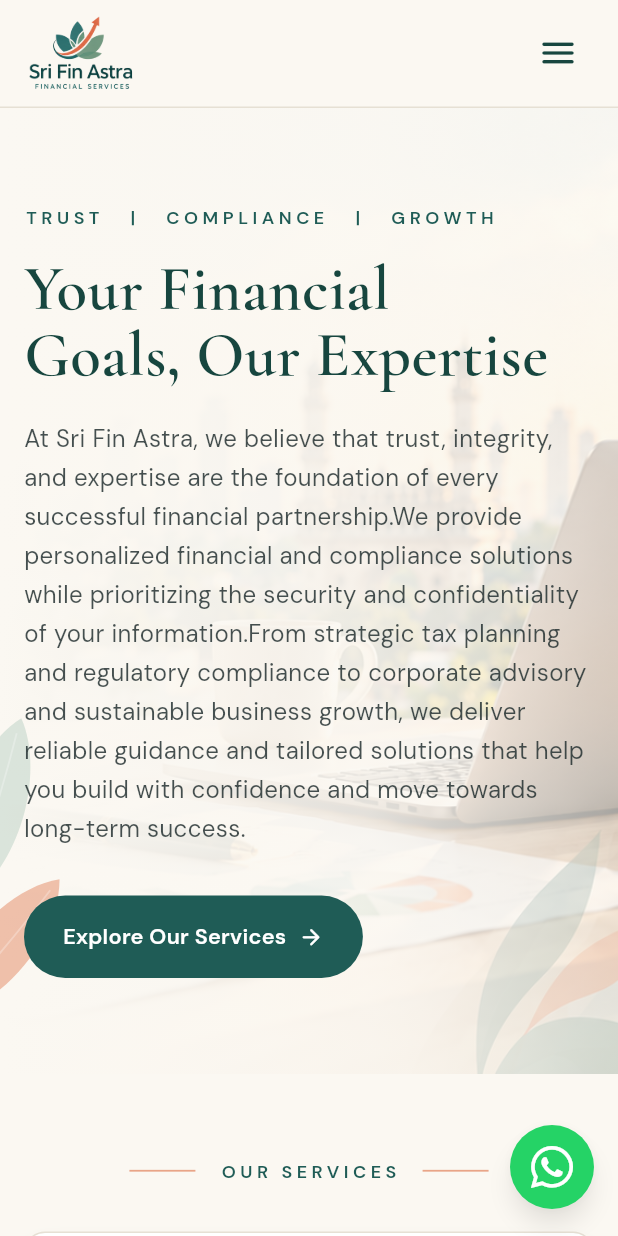
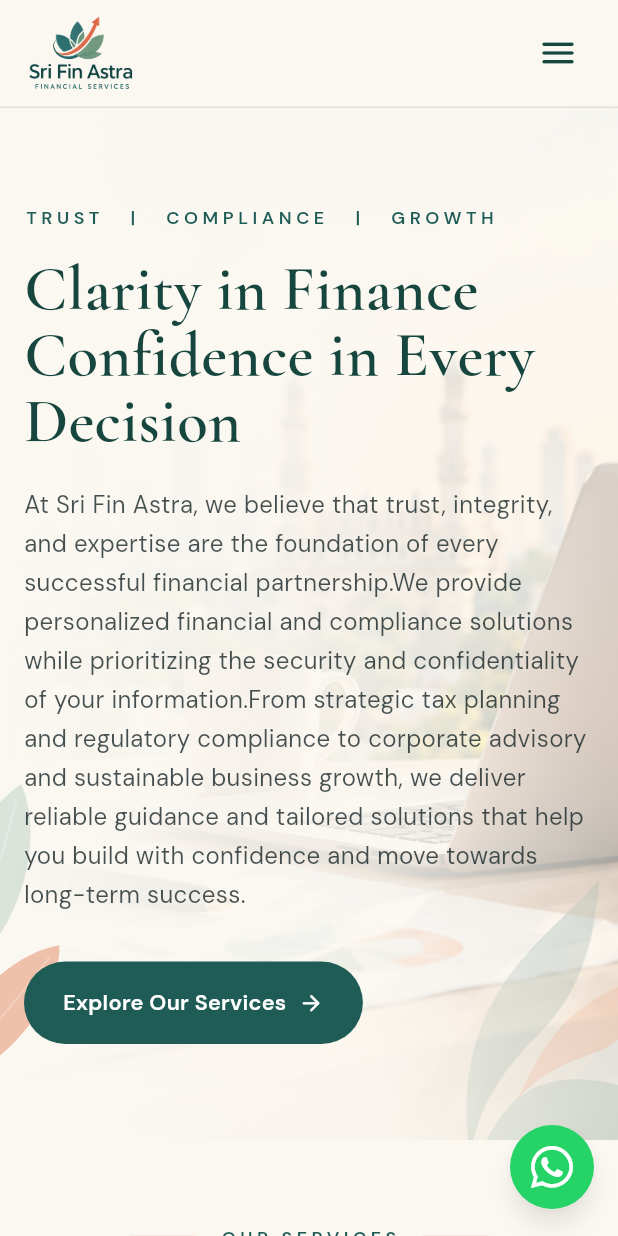
Before and after one commit to SriFinAstra/Srifinastra_Website, a Flutter app: the screen it shows after launch, on a phone screen of 412 x 824 dp. Run offline on Flutter 3.47's test engine with Material 3 defaults, Android fonts, the phone set to English and light mode, and no system bars; our stand-ins replace font_awesome_flutter, go_router, google_fonts.

Commit message:
Rework updated

```diff
--- a/lib/pages/about/sections/our_story.dart
+++ b/lib/pages/about/sections/our_story.dart
@@ -24,7 +24,7 @@ class OurStory extends StatelessWidget {
 
     const text = SectionTitle(
       title: 'Our Story',
-      subtitle: 'Every financial journey has a destination. At Sri Fin Astra, we help you navigate yours.'
+      subtitle: 'Every financial journey has a destination. At Sri Fin Astra, we help you navigate yours. '
           'Founded on the principle of making complex financial landscapes simple and accessible, '
           'we have evolved into a trusted wealth partner for clients across India. '
           'We combine data-driven strategy with human-centered planning, '
--- a/lib/pages/home/sections/home_hero.dart
+++ b/lib/pages/home/sections/home_hero.dart
@@ -14,7 +14,7 @@ class HomeHero extends StatelessWidget {
     return HeroBanner(
       image: AppAssets.homeHero,
       eyebrow: 'Trust   |   Compliance   |   Growth',
-      title: 'Your Financial\nGoals, Our Expertise',
+      title: 'Clarity in Finance\nConfidence in Every Decision',
       body: 'At Sri Fin Astra, we believe that trust, integrity, and expertise are the foundation of every successful financial partnership.'
       'We provide personalized financial and compliance solutions while prioritizing the security and confidentiality of your information.'
       'From strategic tax planning and regulatory compliance to corporate advisory and sustainable business growth, '
```
